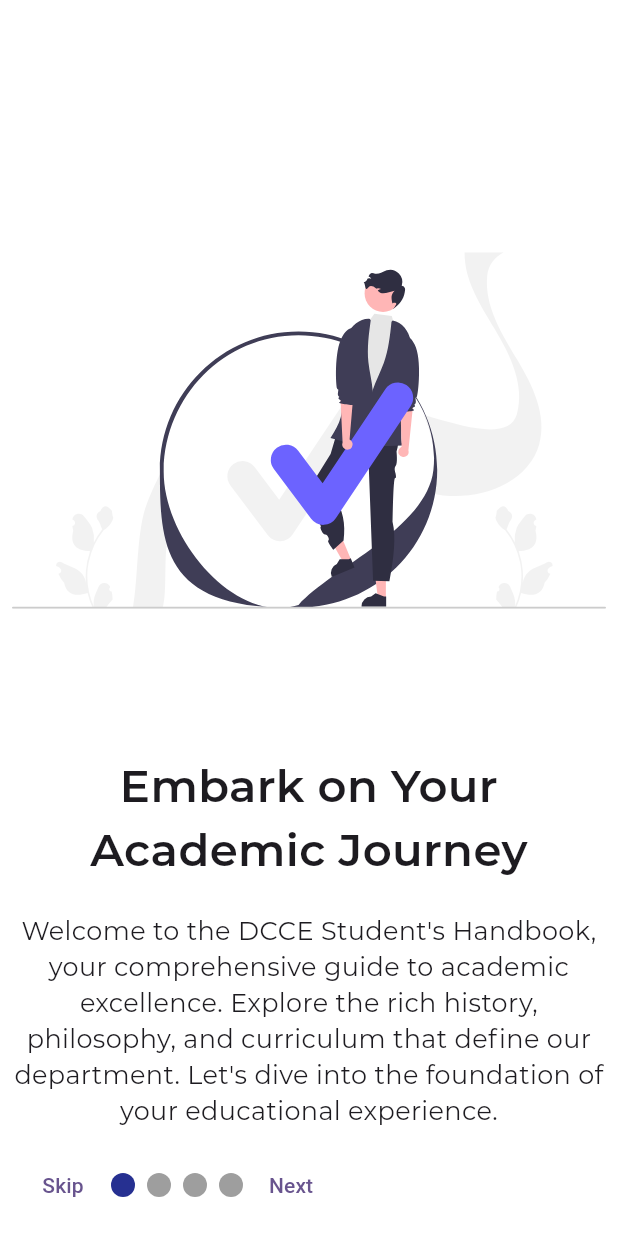
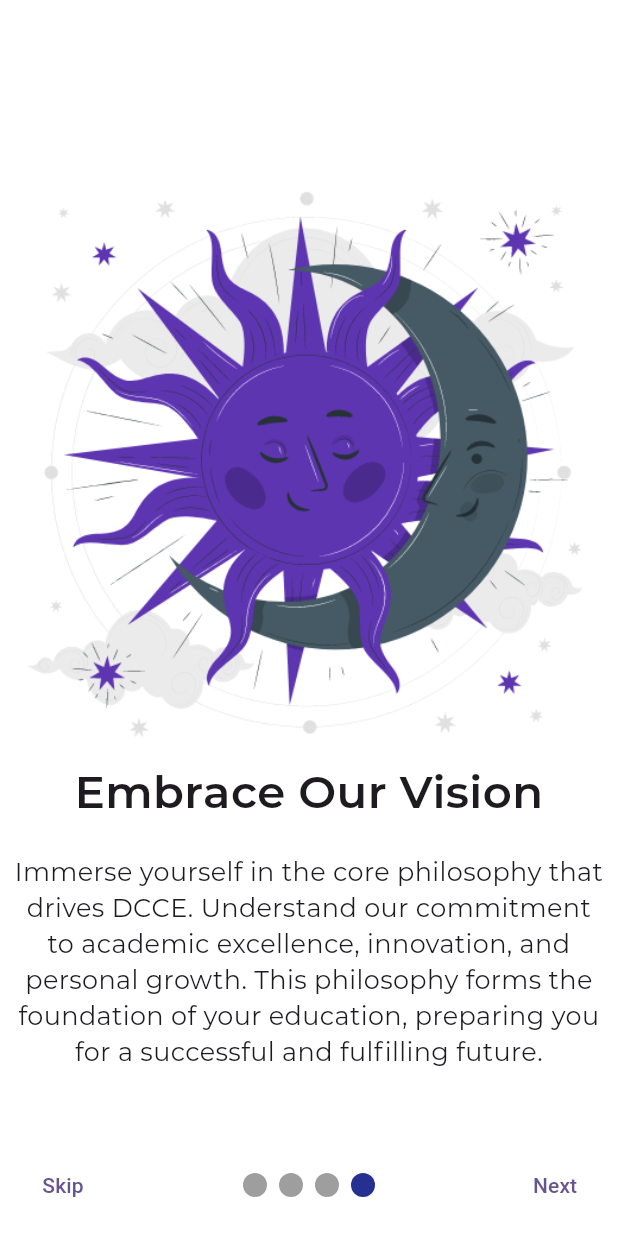
Before and after one commit to GreatGrant/DCCE_STUDENTS_HANDBOOK, a Flutter app: the screen it shows after launch, after a tap on "Skip", on a phone screen of 412 x 824 dp. Run offline on Flutter 3.47's test engine with Material 3 defaults, Android fonts, the phone set to English and light mode, and no system bars; drawn by our look-alikes of smooth_page_indicator; our stand-ins replace flutter_svg, webview_flutter; missing offline and left inert: drop_cap_text.

Commit message:
add clicks to onbooarding screen buttons

```diff
--- a/lib/onboarding/onboarding_item.dart
+++ b/lib/onboarding/onboarding_item.dart
@@ -6,32 +6,30 @@ class OnboardingItem {
   static List<OnboardingInfo> items = [
     const OnboardingInfo(
         title: "Embark on Your Academic Journey",
-        description: "Welcome to the DCCE Student's Handbook, "
-            "your comprehensive guide to academic excellence. "
-            "Explore the rich history, philosophy, and curriculum that define our department. "
+        description: "Explore the rich history, philosophy, and curriculum that define our department. "
             "Let's dive into the foundation of your educational experience.",
-        image: 'assets/svg/undraw_agree.svg'
+        image: 'assets/onboarding_gif/learning.gif'
     ),
     const OnboardingInfo(
         title: "Discover Our Heritage",
         description: "Explore the roots of DCCE's legacy. "
             "Learn about the milestones, achievements, and influential figures that have shaped our department's history. "
             "This knowledge will connect you with the traditions and values that define our academic community",
-        image: 'assets/svg/undraw_sharing_knowledge.svg'
+        image: 'assets/onboarding_gif/college_students.gif'
     ),
     const OnboardingInfo(
         title: "Chart Your Course",
         description: "Navigate through the academic landscape with ease. "
             "From the first year to the final year, our detailed syllabus provides a roadmap for your educational journey. "
             "Get acquainted with the courses, modules, and milestones that will shape your learning experience.",
-        image: 'assets/svg/undraw_coffee_with_friends.svg'
+        image: 'assets/onboarding_gif/navigation.gif'
     ),
     const OnboardingInfo(
         title:  "Embrace Our Vision",
         description:  "Immerse yourself in the core philosophy that drives DCCE. "
             "Understand our commitment to academic excellence, innovation, and personal growth. "
             "This philosophy forms the foundation of your education, preparing you for a successful and fulfilling future.",
-    image: 'assets/svg/undraw_programmer.svg'
+    image: 'assets/onboarding_gif/sun_and_moon.gif'
     )
   ];
 
--- a/lib/onboarding/onboarding_view.dart
+++ b/lib/onboarding/onboarding_view.dart
@@ -1,7 +1,8 @@
 import 'package:dcce_handbook/onboarding/onboarding_item.dart';
 import 'package:flutter/material.dart';
-import 'package:flutter_svg/flutter_svg.dart';
 import 'package:smooth_page_indicator/smooth_page_indicator.dart';
+
+import 'onboarding_info.dart';
 
 class OnboardingView extends StatefulWidget {
   const OnboardingView({super.key});
@@ -10,9 +11,18 @@ class OnboardingView extends StatefulWidget {
   State<OnboardingView> createState() => _OnboardingViewState();
 }
 
-class _OnboardingViewState extends State<OnboardingView> {
-  final pageController = PageController();
-  final onboardingItems = OnboardingItem.items;
+class _OnboardingViewState extends State<OnboardingView>{
+  late PageController pageController;
+  late List<OnboardingInfo> onboardingItems;
+
+
+  @override
+  void initState() {
+    super.initState();
+    pageController = PageController();
+    onboardingItems = OnboardingItem.items;
+
+  }
 
   @override
   Widget build(BuildContext context) {
@@ -22,10 +32,11 @@ class _OnboardingViewState extends State<OnboardingView> {
         padding: const EdgeInsets.symmetric(horizontal: 10, vertical: 10),
         color: Theme.of(context).canvasColor,
         child: Row(
+          mainAxisAlignment: MainAxisAlignment.spaceBetween,
           children: [
             //Skip button
-            TextButton(onPressed: (){}, child: const Text("Skip")),
-
+            TextButton(onPressed: ()=> pageController.jumpToPage(onboardingItems.length - 1),
+                child: const Text("Skip")),
             //indicator
             SmoothPageIndicator(
               controller: pageController,
@@ -36,7 +47,10 @@ class _OnboardingViewState extends State<OnboardingView> {
 
             ),
             // Next button
-            TextButton(onPressed: (){}, child: const Text("Next"))
+            TextButton(
+                onPressed: ()=> pageController.nextPage(duration: const Duration(milliseconds: 6000),
+                        curve: Curves.easeIn),
+                child: const Text("Next"))
           ],
         ),
       ),
@@ -49,7 +63,9 @@ class _OnboardingViewState extends State<OnboardingView> {
             child: Column(
               mainAxisAlignment: MainAxisAlignment.center,
               children: [
-                SvgPicture.asset(onboardingItems[index].image),
+                Image.asset(
+                    onboardingItems[index].image,
+                ),
                 Text(onboardingItems[index].title,
                   style: const TextStyle(
                     fontWeight: FontWeight.bold,
--- a/pubspec.yaml
+++ b/pubspec.yaml
@@ -23,6 +23,8 @@ dependencies:
   path_provider: ^2.1.1
   provider: ^6.1.1
   smooth_page_indicator: ^1.1.0
+  gif: ^2.3.0
+#  flutter_gif: ^0.0.4
 
 dev_dependencies:
   flutter_test:
@@ -50,6 +52,7 @@ flutter:
   assets:
     - assets/svg/
     - assets/images/
+    - assets/onboarding_gif/
   #   - images/a_dot_ham.jpeg
 
   # An image asset can refer to one or more resolution-specific "variants", see
```
Also changed, not shown: assets/onboarding_gif/college_students.gif (added), assets/onboarding_gif/learning.gif (added), assets/onboarding_gif/navigation.gif (added), assets/onboarding_gif/sun_and_moon.gif (added), assets/svg/undraw_outer_space.svg (added), pubspec.lock.
